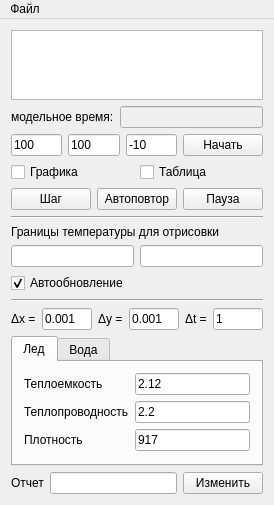
Above: displaymeltmodel.ui from AndreyMlashkin/stefanoproblem before the change. Below: the same form after it.
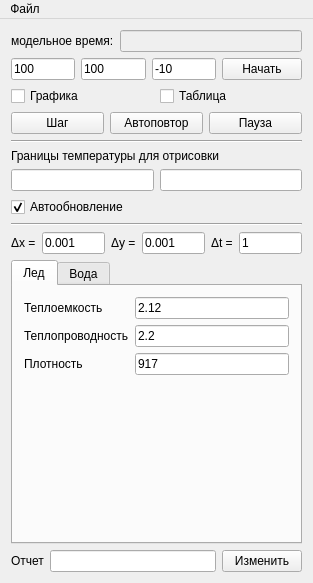
That is the form after the change.

Diff of the .ui file:
```diff
--- a/displaymeltmodel.ui
+++ b/displaymeltmodel.ui
@@ -9,8 +9,8 @@
    <rect>
     <x>0</x>
     <y>0</y>
-    <width>257</width>
-    <height>479</height>
+    <width>313</width>
+    <height>583</height>
    </rect>
   </property>
   <property name="windowTitle">
@@ -18,9 +18,6 @@
   </property>
   <widget class="QWidget" name="centralWidget">
    <layout class="QVBoxLayout" name="verticalLayout">
-    <item>
-     <widget class="QTableView" name="view"/>
-    </item>
     <item>
      <layout class="QHBoxLayout" name="horizontalLayout_5">
       <item>
@@ -332,8 +329,8 @@
     <rect>
      <x>0</x>
      <y>0</y>
-     <width>257</width>
-     <height>18</height>
+     <width>313</width>
+     <height>25</height>
     </rect>
    </property>
    <widget class="QMenu" name="menu">
```
